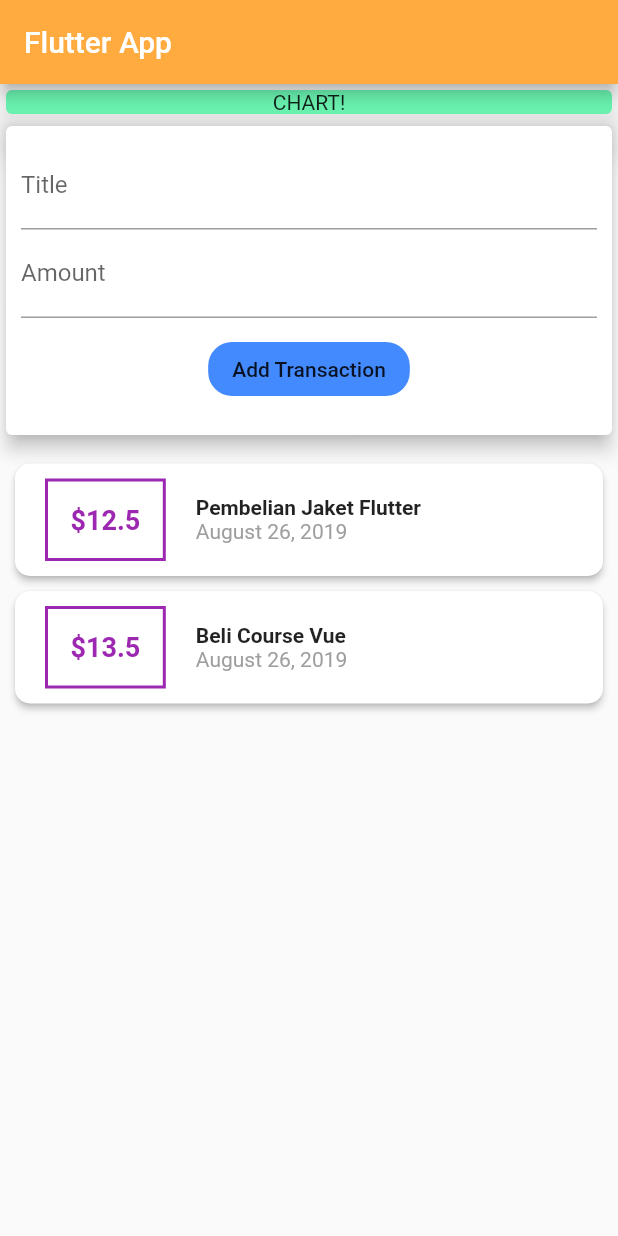
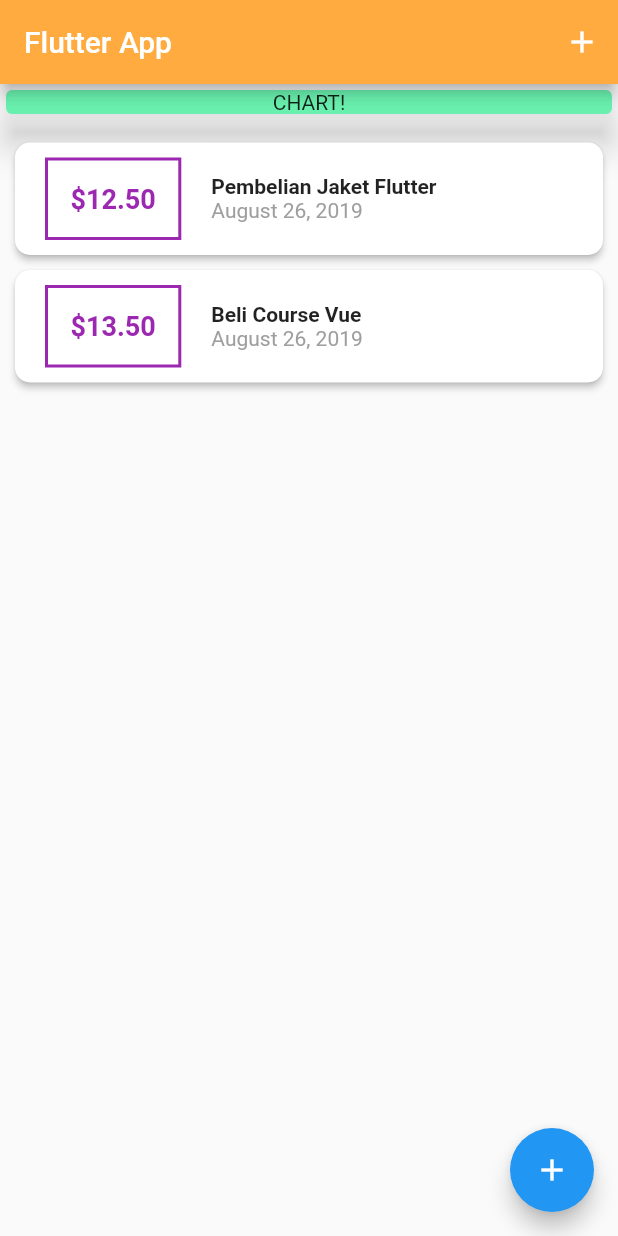
Before and after one commit to Aditprayogo/TransactionList_app, a Flutter app: the screen it shows after launch, on a phone screen of 412 x 824 dp. Run offline on Flutter 3.47's test engine with Material 2 defaults, Android fonts, the phone set to English and light mode, and no system bars.

Commit message:
adding more styling at Form Modal User transaction

```diff
--- a/lib/main.dart
+++ b/lib/main.dart
@@ -3,7 +3,7 @@ import 'package:intl/intl.dart';
 
 import './models/transaction.dart';
 
-import './widgets/user_transaction.dart';
+import './widgets/transaction_list.dart';
 
 import './widgets/new_transaction.dart';
 
@@ -15,18 +15,63 @@ class MyApp extends StatelessWidget {
     return MaterialApp(
       title: 'FLutter App',
       home: MyHomePage(),
-      color: Colors.orangeAccent,
+      color: Colors.blueAccent,
+      debugShowCheckedModeBanner: false,
     );
   }
 }
 
-class MyHomePage extends StatelessWidget {
+class MyHomePage extends StatefulWidget {
   // String titleInput;
   // String textAmount;
 
   // build in flutter mechanism
-  final titleController = TextEditingController();
-  final amountController = TextEditingController();
+  @override
+  _MyHomePageState createState() => _MyHomePageState();
+}
+
+class _MyHomePageState extends State<MyHomePage> {
+  final List<Transaction> _userTransactions = [
+    Transaction(
+      id: 'a1',
+      title: 'Pembelian Jaket Flutter',
+      amount: 12.5,
+      date: DateTime.now(),
+    ),
+    Transaction(
+      id: 'a2',
+      title: 'Beli Course Vue',
+      amount: 13.5,
+      date: DateTime.now(),
+    ),
+  ];
+
+  void _addNewTransaction(String txTitle, double txAmount) {
+    final newTx = Transaction(
+      title: txTitle,
+      amount: txAmount,
+      date: DateTime.now(),
+      id: DateTime.now().toString(),
+    );
+
+    setState(() {
+      _userTransactions.add(newTx);
+    });
+  }
+
+  void _startAddNewTransaction(BuildContext ctx) {
+    // Modal
+    showModalBottomSheet(
+      context: ctx,
+      builder: (_) {
+        return GestureDetector(
+          onTap: () {},
+          child: NewTrasaction(_addNewTransaction),
+          behavior: HitTestBehavior.opaque,
+        );
+      },
+    );
+  }
 
   @override
   Widget build(BuildContext context) {
@@ -34,6 +79,17 @@ class MyHomePage extends StatelessWidget {
       appBar: AppBar(
         title: Text('Flutter App'),
         backgroundColor: Colors.orangeAccent,
+        actions: <Widget>[
+          IconButton(
+            icon: Icon(Icons.add),
+            onPressed: () => _startAddNewTransaction(context),
+          ),
+        ],
+      ),
+      floatingActionButtonLocation: FloatingActionButtonLocation.endFloat,
+      floatingActionButton: FloatingActionButton(
+        child: Icon(Icons.add),
+        onPressed: () => _startAddNewTransaction(context),
       ),
       body: SingleChildScrollView(
         child: Column(
@@ -53,7 +109,7 @@ class MyHomePage extends StatelessWidget {
               ),
             ),
             // end cart
-            UserTransactions(),
+            TransactionList(_userTransactions),
           ],
         ),
       ),
--- a/lib/widgets/new_transaction.dart
+++ b/lib/widgets/new_transaction.dart
@@ -1,11 +1,18 @@
 import 'package:flutter/material.dart';
 
-class NewTrasaction extends StatelessWidget {
-  final titleController = TextEditingController();
-  final amountController = TextEditingController();
+class NewTrasaction extends StatefulWidget {
   final Function addTx;
 
   NewTrasaction(this.addTx);
+
+  @override
+  _NewTrasactionState createState() => _NewTrasactionState();
+}
+
+class _NewTrasactionState extends State<NewTrasaction> {
+  final titleController = TextEditingController();
+
+  final amountController = TextEditingController();
 
   void submitData() {
     final enteredTitle = titleController.text;
@@ -16,7 +23,7 @@ class NewTrasaction extends StatelessWidget {
       return;
     }
 
-    addTx(
+    widget.addTx(
       enteredTitle,
       enteredAmount,
     );
@@ -34,13 +41,13 @@ class NewTrasaction extends StatelessWidget {
             TextField(
               decoration: InputDecoration(labelText: 'Title'),
               controller: titleController,
-              onSubmitted: (_) => submitData,
+              onSubmitted: (_) => submitData(),
             ),
             TextField(
               decoration: InputDecoration(labelText: 'Amount'),
               controller: amountController,
               keyboardType: TextInputType.number,
-              onSubmitted: (_) => submitData,
+              onSubmitted: (_) => submitData(),
             ),
             // BUtton add transaction
             Container(
--- a/lib/widgets/transaction_list.dart
+++ b/lib/widgets/transaction_list.dart
@@ -12,7 +12,7 @@ class TransactionList extends StatelessWidget {
   @override
   Widget build(BuildContext context) {
     return Container(
-      height: 300,
+      height: 280,
       padding: EdgeInsets.all(10),
       child: ListView.builder(
         itemBuilder: (ctx, index) {
@@ -41,7 +41,7 @@ class TransactionList extends StatelessWidget {
                   // Jumlah Amount
                   child: Text(
                     // String Interpolation
-                    '\$${transactions[index].amount}',
+                    '\$${transactions[index].amount.toStringAsFixed(2)}',
                     style: TextStyle(
                       color: Colors.purple,
                       fontWeight: FontWeight.bold,
--- a/lib/widgets/user_transaction.dart
+++ /dev/null
@@ -1,53 +0,0 @@
-import 'package:flutter/material.dart';
-
-import './transaction_list.dart';
-import './new_transaction.dart';
-
-import '../models/transaction.dart';
-
-class UserTransactions extends StatefulWidget {
-  @override
-  _UserTransactionsState createState() => _UserTransactionsState();
-}
-
-class _UserTransactionsState extends State<UserTransactions> {
-  final List<Transaction> _userTransactions = [
-    Transaction(
-      id: 'a1',
-      title: 'Pembelian Jaket Flutter',
-      amount: 12.5,
-      date: DateTime.now(),
-    ),
-    Transaction(
-      id: 'a2',
-      title: 'Beli Course Vue',
-      amount: 13.5,
-      date: DateTime.now(),
-    ),
-  ];
-
-  void _addNewTrasacntion(String txTitle, double txAmount) {
-    final newTx = Transaction(
-      title: txTitle,
-      amount: txAmount,
-      date: DateTime.now(),
-      id: DateTime.now().toString(),
-    );
-
-    setState(() {
-      _userTransactions.add(newTx);
-    });
-  }
-
-  @override
-  Widget build(BuildContext context) {
-    return Column(
-      children: <Widget>[
-        // User Text Input
-        NewTrasaction(_addNewTrasacntion),
-        // Widget Card untuk transaction list data
-        TransactionList(_userTransactions),
-      ],
-    );
-  }
-}
```
